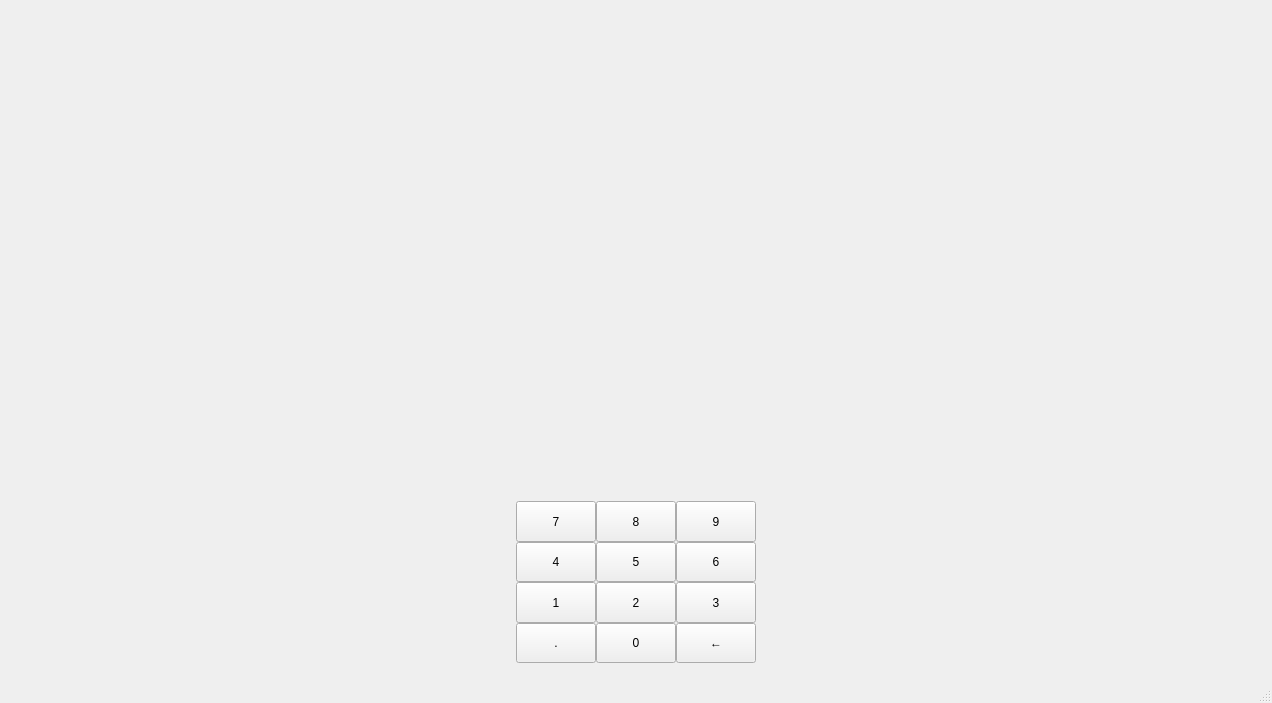
First picture: the form in qt_frontend/BankSimul/mainwindow.ui, repository jerpism/banksimul_testdev, before the edit.
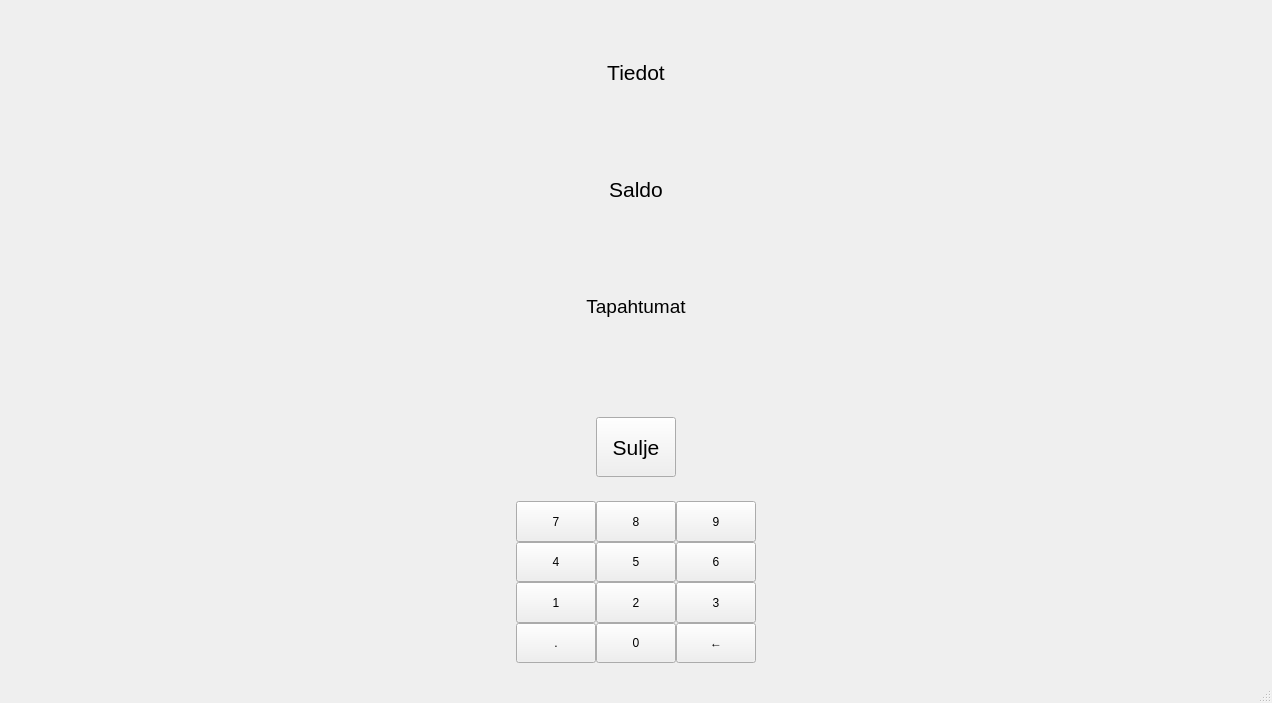
Second picture: the form after the edit. The open tabs and pages were chosen to show the change.

Commit message: Add show balance page

Patch:
```diff
--- a/qt_frontend/BankSimul/mainwindow.ui
+++ b/qt_frontend/BankSimul/mainwindow.ui
@@ -1188,7 +1188,79 @@
         </item>
        </layout>
       </widget>
-      <widget class="QWidget" name="showBalancePage"/>
+      <widget class="QWidget" name="showBalancePage">
+       <layout class="QGridLayout" name="gridLayout_12">
+        <item row="0" column="0" alignment="Qt::AlignVCenter">
+         <widget class="QLabel" name="infoLabel">
+          <property name="font">
+           <font>
+            <pointsize>16</pointsize>
+           </font>
+          </property>
+          <property name="text">
+           <string>Tiedot</string>
+          </property>
+          <property name="alignment">
+           <set>Qt::AlignBottom|Qt::AlignHCenter</set>
+          </property>
+         </widget>
+        </item>
+        <item row="2" column="0">
+         <widget class="QLabel" name="recentLabel">
+          <property name="font">
+           <font>
+            <pointsize>14</pointsize>
+           </font>
+          </property>
+          <property name="text">
+           <string>Tapahtumat</string>
+          </property>
+          <property name="alignment">
+           <set>Qt::AlignCenter</set>
+          </property>
+         </widget>
+        </item>
+        <item row="1" column="0" alignment="Qt::AlignVCenter">
+         <widget class="QLabel" name="balanceLabel">
+          <property name="font">
+           <font>
+            <pointsize>16</pointsize>
+           </font>
+          </property>
+          <property name="text">
+           <string>Saldo</string>
+          </property>
+          <property name="alignment">
+           <set>Qt::AlignHCenter|Qt::AlignTop</set>
+          </property>
+         </widget>
+        </item>
+        <item row="3" column="0" alignment="Qt::AlignHCenter|Qt::AlignBottom">
+         <widget class="QPushButton" name="balanceReturnButton">
+          <property name="sizePolicy">
+           <sizepolicy hsizetype="MinimumExpanding" vsizetype="Minimum">
+            <horstretch>60</horstretch>
+            <verstretch>0</verstretch>
+           </sizepolicy>
+          </property>
+          <property name="minimumSize">
+           <size>
+            <width>60</width>
+            <height>60</height>
+           </size>
+          </property>
+          <property name="font">
+           <font>
+            <pointsize>16</pointsize>
+           </font>
+          </property>
+          <property name="text">
+           <string>Sulje</string>
+          </property>
+         </widget>
+        </item>
+       </layout>
+      </widget>
       <widget class="QWidget" name="insertCardPage">
        <layout class="QGridLayout" name="gridLayout_11">
         <item row="0" column="0">
```
The commit also changes 2 other files.
